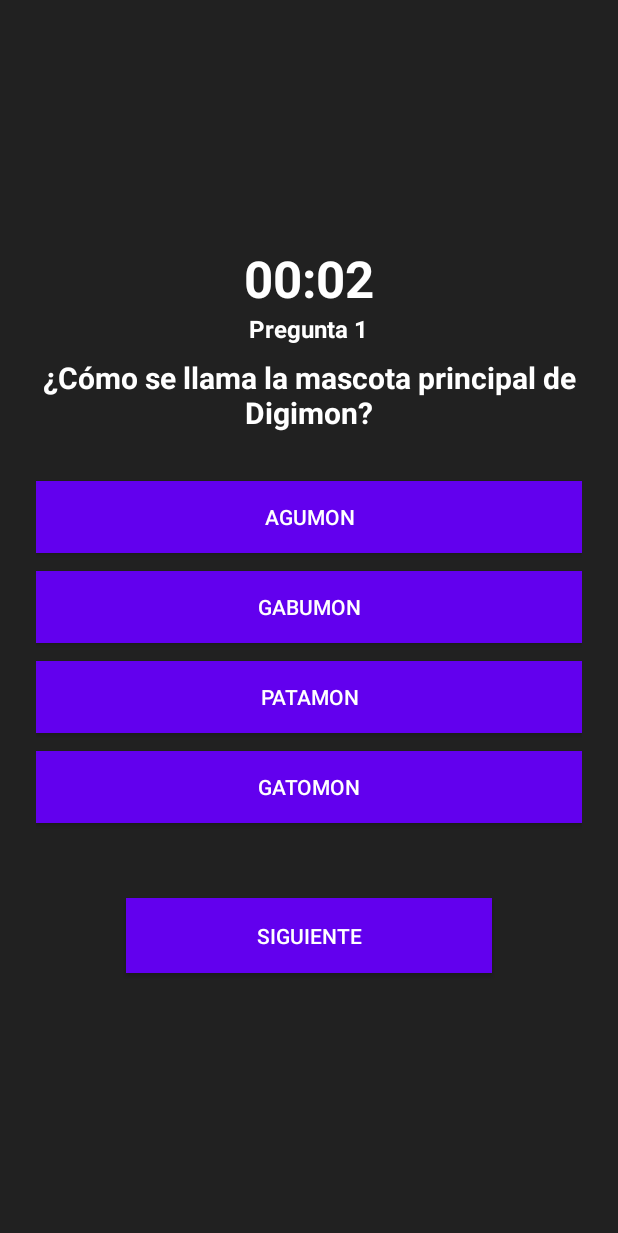
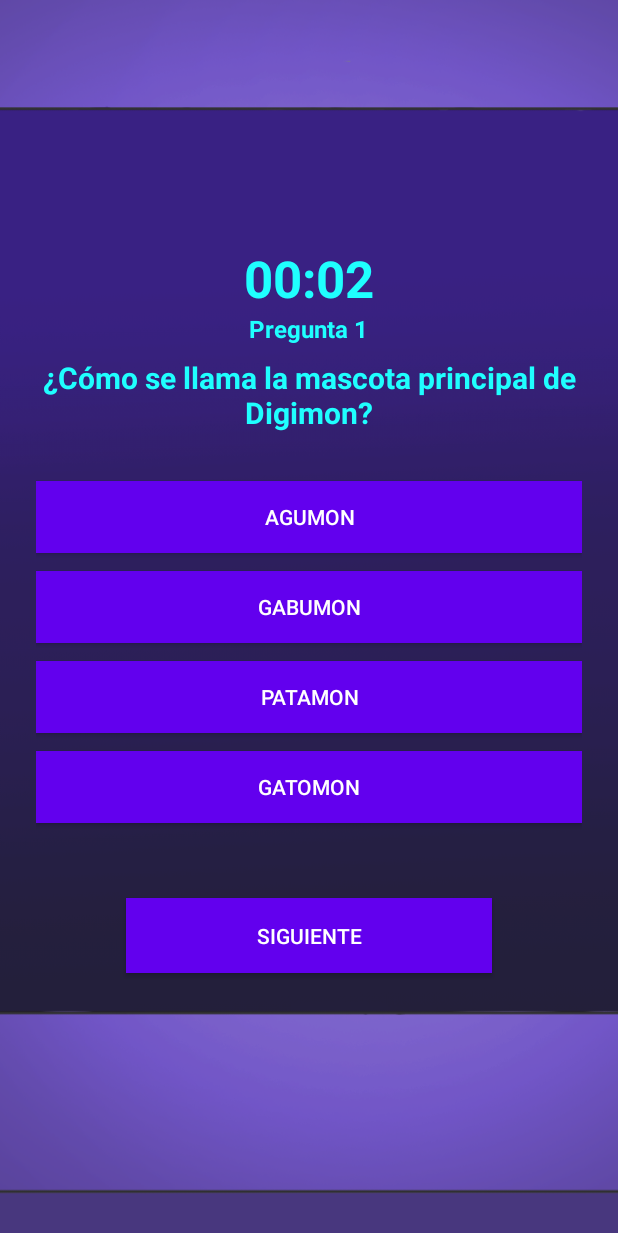
Before and after one commit to DavidDelCastillo/proyectoMovil, an Android app built with Jetpack Compose: the MainActivity screen opened directly, with no data from a screen before it, on a phone screen of 412 x 824 dp. Shown: the top 1233 px of the screen. Run offline under Robolectric (Android 15) with nearby library versions, the phone set to English and light mode, and no system bars.

Commit message:
Pequeños cambios

```diff
--- a/app/src/main/res/layout/activity_main.xml
+++ b/app/src/main/res/layout/activity_main.xml
@@ -1,5 +1,24 @@
 <?xml version="1.0" encoding="utf-8"?>
-<LinearLayout xmlns:android="http://schemas.android.com/apk/res/android"
+<androidx.constraintlayout.widget.ConstraintLayout xmlns:android="http://schemas.android.com/apk/res/android"
+    xmlns:app="http://schemas.android.com/apk/res-auto"
+    xmlns:tools="http://schemas.android.com/tools"
+    android:id="@+id/MainMenuRoot"
+    android:layout_width="match_parent"
+    android:layout_height="match_parent"
+    tools:context=".MainActivity"
+    android:background="?attr/colorOnBackground">
+
+    <ImageView
+        android:id="@+id/imageView2"
+        android:layout_width="0dp"
+        android:layout_height="0dp"
+        android:scaleType="fitXY"
+        android:src="@drawable/in2"
+        app:layout_constraintBottom_toBottomOf="parent"
+        app:layout_constraintEnd_toEndOf="parent"
+        app:layout_constraintStart_toStartOf="parent"
+        app:layout_constraintTop_toTopOf="parent" />
+<LinearLayout
     xmlns:tools="http://schemas.android.com/tools"
     android:id="@+id/LinearLayout"
     android:layout_width="match_parent"
@@ -8,7 +27,6 @@
     android:orientation="vertical"
     android:padding="24dp"
     android:textAlignment="center"
-    android:background="?attr/colorOnBackground"
     >
 
     <TextView
@@ -17,7 +35,7 @@
         android:layout_height="wrap_content"
         android:text="00:00"
         android:textAlignment="center"
-        android:textColor="?attr/colorOnPrimary"
+        android:textColor="#1FFFFF"
         android:textSize="34sp"
         android:textStyle="bold" />
 
@@ -25,7 +43,7 @@
         android:id="@+id/questionNumber"
         android:layout_width="wrap_content"
         android:layout_height="wrap_content"
-        android:textColor="?attr/colorOnPrimary"
+        android:textColor="#1FFFFF"
         android:layout_marginBottom="8dp"
         android:text="Pregunta 1"
         android:textSize="16sp"
@@ -45,7 +63,7 @@
         android:layout_width="wrap_content"
         android:layout_height="wrap_content"
         android:layout_marginBottom="32dp"
-        android:textColor="?attr/colorOnPrimary"
+        android:textColor="#1FFFFF"
         android:gravity="center"
         android:text="¿Cuál es la capital de Francia?"
         android:textSize="20sp"
@@ -98,3 +116,4 @@
         android:text="Siguiente" />
 
 </LinearLayout>
+</androidx.constraintlayout.widget.ConstraintLayout>
```
Also changed, not shown: app/src/main/res/layout/main_menu.xml (+1 -16 lines), app/src/main/res/drawable/in1.png (added), app/src/main/res/drawable/in2.png (added).
